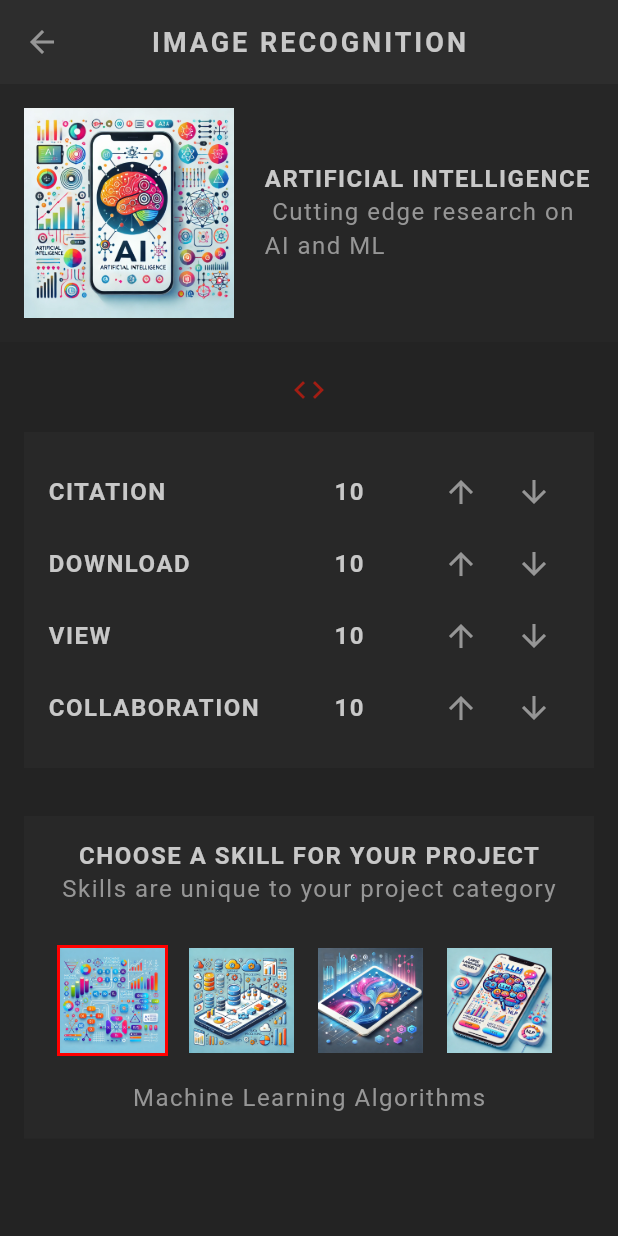
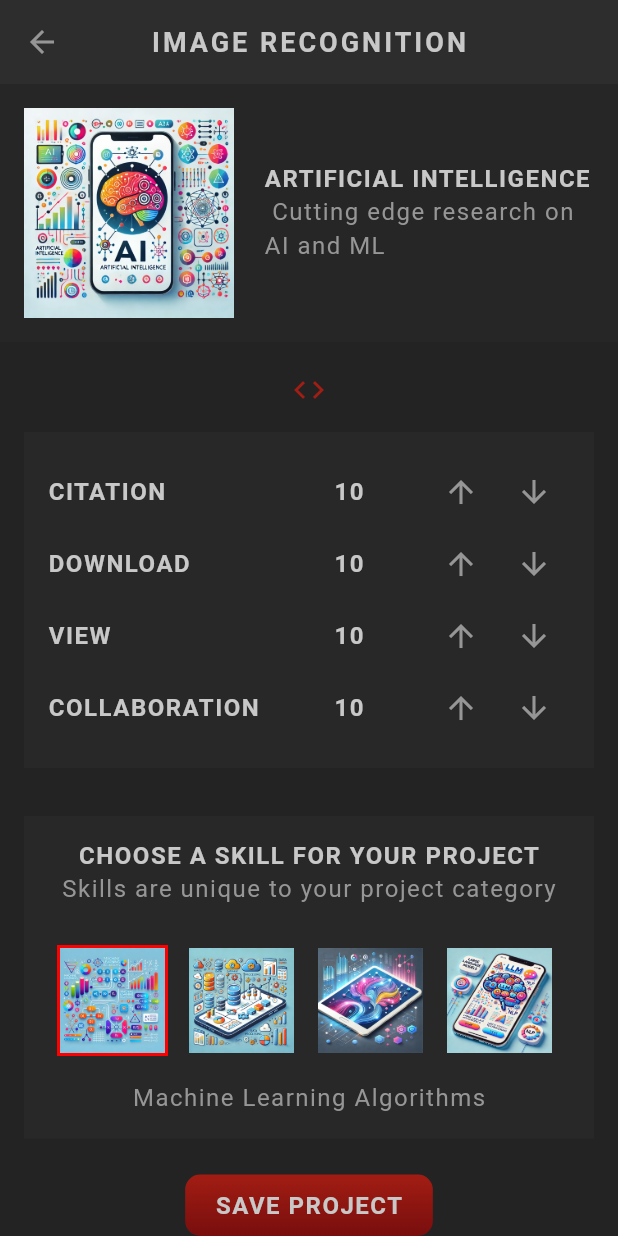
Before and after one commit to christyjackson/research_project, a Flutter app: the screen it shows after launch, after a tap on the "arrow forward" icon, on a phone screen of 412 x 824 dp. Run offline on Flutter 3.47's test engine with Material 3 defaults, Android fonts, the phone set to English and light mode, and no system bars; our stand-ins replace google_fonts; Roboto replaces fonts that are missing (Kanit).

Commit message:
Added snackbar in profile

```diff
--- a/lib/profile/profile.dart
+++ b/lib/profile/profile.dart
@@ -2,6 +2,7 @@ import 'package:flutter/material.dart';
 import 'package:research_project/models/project.dart';
 import 'package:research_project/profile/skill_list.dart';
 import 'package:research_project/profile/stats_table.dart';
+import 'package:research_project/shared/styled_button.dart';
 import 'package:research_project/shared/styled_text.dart';
 import 'package:research_project/theme.dart';
 
@@ -58,6 +59,19 @@ class Profile extends StatelessWidget {
                   children: [StatsTable(project), SkillList(project)],
                 ),
               ),
+              StyledButton(
+                  onPressed: () {
+                    ScaffoldMessenger.of(context).showSnackBar(SnackBar(
+                      content: StyledHeading('Project Saved Successfully'),
+                      showCloseIcon: true,
+                      duration: Duration(seconds: 3),
+                      backgroundColor: AppColors.secondaryColor,
+                    ));
+                  },
+                  child: StyledHeading('Save Project')),
+              SizedBox(
+                height: 20,
+              )
             ],
           ),
         ));
```
